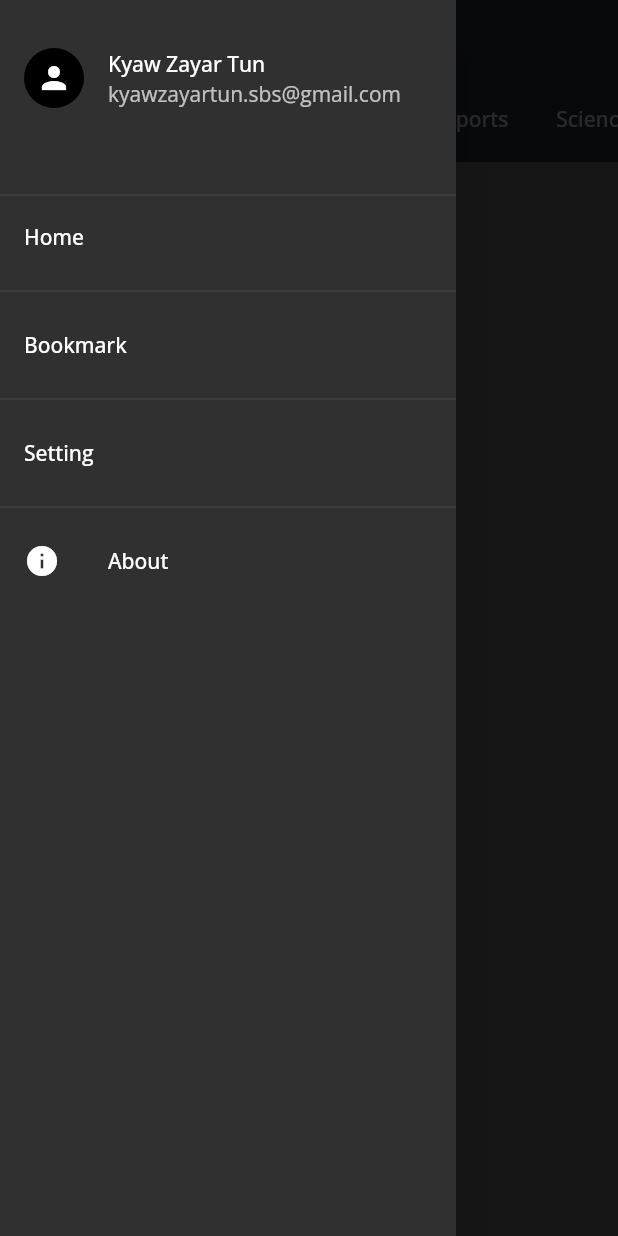
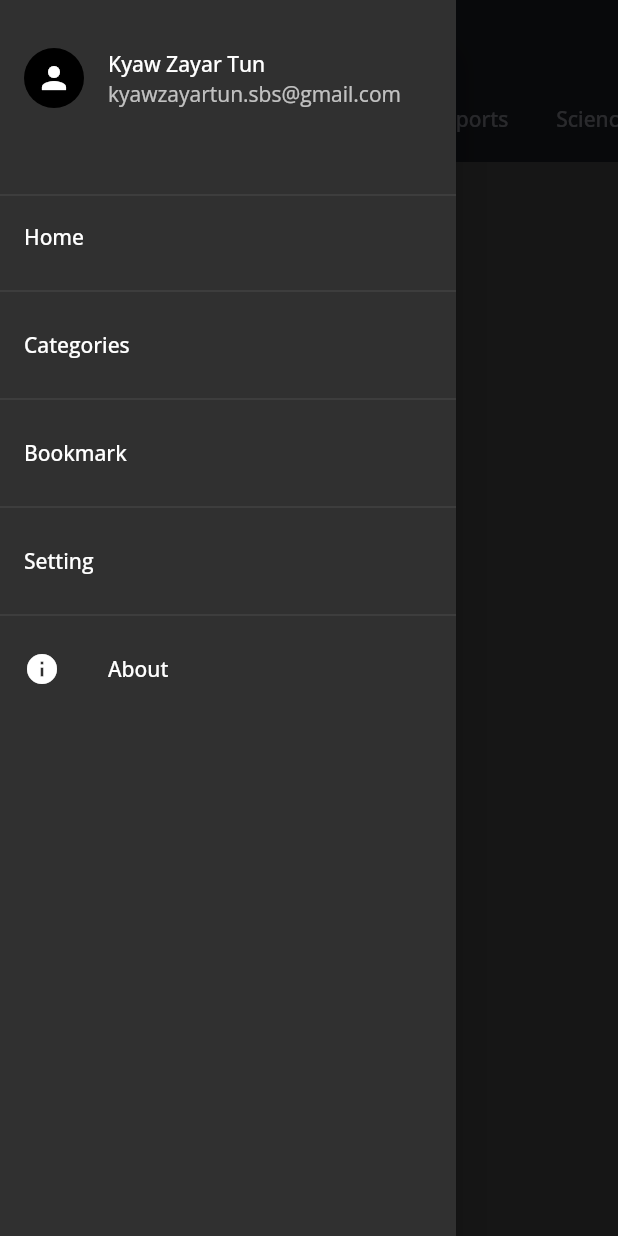
Before and after one commit to mixin27/flutter_crud, a Flutter app: the HomePage screen opened by its route, with the side drawer open, on a phone screen of 412 x 824 dp. Run offline on Flutter 3.47's test engine with Material 2 defaults, Android fonts, the phone set to English and light mode, and no system bars; our stand-ins replace auto_route, dartz, dio, flutter_secure_storage, form_field_validator, freezed_annotation and 2 more; missing offline and left inert: smf_core; accounts and stored records are empty; generated files the repository leaves out were written again.

Commit message:
feat/home: add category list page

```diff
--- a/lib/blog/category/feat_category.dart
+++ b/lib/blog/category/feat_category.dart
@@ -9,3 +9,6 @@ export 'infrastructure/repository/category_repository_impl.dart';
 
 export 'application/create_category_notifier.dart';
 export 'application/get_all_cagetories_notifier.dart';
+
+export 'presentation/empty_category_page.dart';
+export 'presentation/category_list_page.dart';
--- /dev/null
+++ b/lib/blog/category/presentation/empty_category_page.dart
@@ -0,0 +1,6 @@
+import 'package:auto_route/auto_route.dart';
+import 'package:flutter/material.dart';
+
+class EmptyCategoryPage extends AutoRouter {
+  const EmptyCategoryPage({Key? key}) : super(key: key);
+}
--- a/lib/home/presentation/home_page.dart
+++ b/lib/home/presentation/home_page.dart
@@ -72,6 +72,14 @@ class _HomePageState extends State<HomePage>
             ListTile(
               onTap: () {
                 _scaffoldKey.currentState!.closeDrawer();
+                context.router.push(const CategoryListRoute());
+              },
+              title: const Text('Categories'),
+            ),
+            const Divider(),
+            ListTile(
+              onTap: () {
+                _scaffoldKey.currentState!.closeDrawer();
               },
               title: const Text('Bookmark'),
             ),
--- a/lib/routes/app_router.dart
+++ b/lib/routes/app_router.dart
@@ -2,6 +2,7 @@ import 'package:auto_route/auto_route.dart';
 import 'package:flutter/material.dart';
 import 'package:flutter_crud/account/feat_account.dart';
 import 'package:flutter_crud/auth/feat_auth.dart';
+import 'package:flutter_crud/blog/feat_blog.dart';
 import 'package:flutter_crud/home/feat_home.dart';
 import 'package:flutter_crud/splash/feat_splash.dart';
 
@@ -24,6 +25,7 @@ part 'app_router.gr.dart';
       path: '/home',
       children: [
         AutoRoute(page: HomePage, initial: true),
+        AutoRoute(page: CategoryListPage, path: 'categories'),
         AutoRoute(page: ProfilePage, path: 'me'),
       ],
     ),
```
Also changed, not shown: lib/blog/category/presentation/category_list_page.dart (added, +37 -0 lines).
